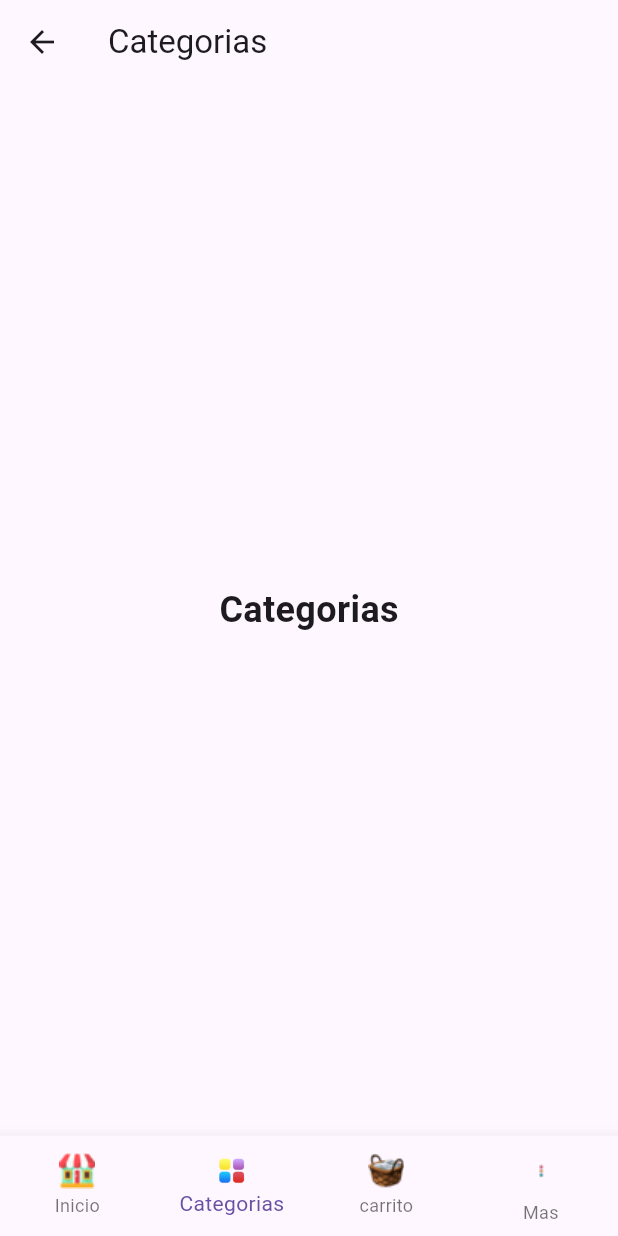
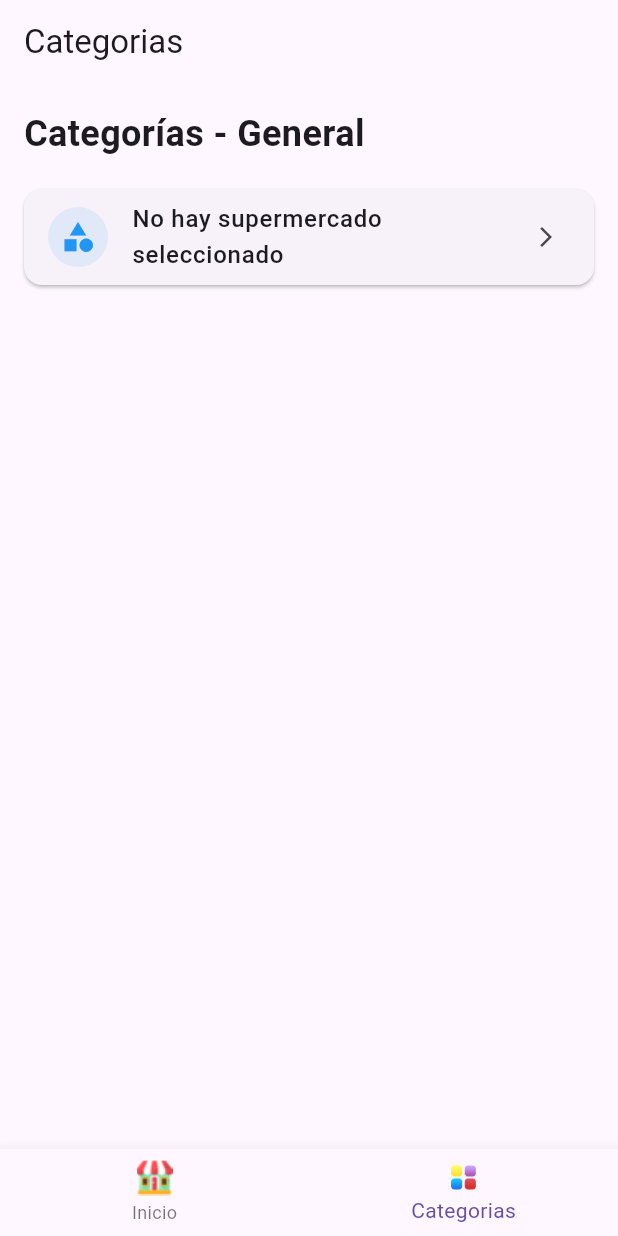
Before and after one commit to LukkyDuck1/app, a Flutter app: the BottomNavScreen screen opened directly, item 2 of the bottom bar chosen, on a phone screen of 412 x 824 dp. Run offline on Flutter 3.47's test engine with Material 3 defaults, Android fonts, the phone set to English and light mode, and no system bars.

Commit message:
cambios en logica general

```diff
--- a/lib/screens/bottom_nav_screen.dart
+++ b/lib/screens/bottom_nav_screen.dart
@@ -1,7 +1,10 @@
 import 'package:app/screens/tab_carrito.dart';
 import 'package:app/screens/tab_categorias.dart';
-import 'package:app/screens/tab_home.dart';
+import 'package:app/screens/tab_inicio.dart';
 import 'package:app/screens/tab_mas.dart';
+import 'package:app/screens/lider_view.dart';
+import 'package:app/screens/santaisabel_view.dart';
+import 'package:app/screens/unimarc_view.dart';
 import 'package:flutter/material.dart';
 
 class BottomNavScreen extends StatefulWidget {
@@ -13,82 +16,91 @@ class BottomNavScreen extends StatefulWidget {
 
 class _BottomNavScreenState extends State<BottomNavScreen> {
   int _currentIndex = 0;
-  List<Map<String, dynamic>> _tabs = [
-    {
-      'pagina': const TabHome(
-        nombre: 'Lider',
-        colorPrincipal: Colors.blue,
-        categorias: ['Todos', 'Lácteos', 'Snacks', 'Bebidas'],
-        productos: {
-          'Lácteos': [
-            {'nombre': 'Leche Entera', 'precio': 1200, 'imagen': 'assets/images/lecheentera.png'},
-          ],
-          'Snacks': [
-            {'nombre': 'Papas Fritas', 'precio': 800, 'imagen': 'assets/images/papasfritas.png'},
-            {'nombre': 'Nutella', 'precio': 2500, 'imagen': 'assets/images/nutella.png'},
-          ],
-          'Bebidas': [
-            {'nombre': 'Coca Cola 591ml', 'precio': 1500, 'imagen': 'assets/images/cocacola.png'},
-          ],
-        },
-      ),
-      'title': 'Inicio',
-      'icon': 'assets/icons/Icon_casa.png'
-    },
-    {'pagina': const TabCategorias(), 'title': 'Categorias', 'icon': 'assets/icons/icon_2.png'},
-    {'pagina': const TabCarrito(), 'title': 'carrito', 'icon': 'assets/icons/Icon_carrito.png'},
-    {'pagina': const TabMas(), 'title': 'Mas', 'icon': 'assets/icons/icon_mas.png'},
-  ];
+  String? _supermercadoActual;
+
+  @override
+  void initState() {
+    super.initState();
+  }
+
+  void _abrirSupermercado(String supermercado) {
+    setState(() {
+      _supermercadoActual = supermercado; // Cambiar automáticamente a la pestaña de Categorías
+    });
+  }
+
+  void _cerrarSupermercado() {
+    setState(() {
+      _supermercadoActual = null;
+      _currentIndex = 0; // Regresar a la pestaña de inicio
+    });
+  }
+
+  Widget _getSupermercadoView(List<Map<String, dynamic>> tabs) {
+    // Solo mostrar vistas de supermercado si estás en la pestaña de Inicio (index 0)
+    // y hay un supermercado seleccionado
+    if (_currentIndex == 0 && _supermercadoActual != null) {
+      switch (_supermercadoActual) {
+        case 'Lider':
+          return const LiderView();
+        case 'Santa Isabel':
+          return const SantaIsabelView();
+        case 'Unimarc':
+          return const UnimarcView();
+      }
+    }
+
+    // En cualquier otro caso, mostrar la pestaña normal
+    return tabs[_currentIndex]['pagina'];
+  }
 
   @override
   Widget build(BuildContext context) {
+    final List<Map<String, dynamic>> tabs = [
+      {
+        'pagina': Tabinicio(abrirSupermercado: _abrirSupermercado),
+        'title': 'Inicio',
+        'icon': 'assets/icons/Icon_casa.png',
+      },
+      {
+        'pagina': TabCategorias(supermercadoActual: _supermercadoActual),
+        'title': 'Categorias',
+        'icon': 'assets/icons/icon_2.png',
+      },
+      // Eliminadas las pestañas de Carrito y Mas
+    ];
+
     return Scaffold(
       appBar: AppBar(
-        title: Text(_tabs[_currentIndex]['title']),
+        title: Text(_supermercadoActual ?? tabs[_currentIndex]['title']),
+        leading: _supermercadoActual != null
+            ? IconButton(
+                icon: const Icon(Icons.arrow_back),
+                onPressed: _cerrarSupermercado,
+              )
+            : null,
       ),
-      body: _tabs[_currentIndex]['pagina'],
+      body: _getSupermercadoView(tabs),
       bottomNavigationBar: BottomNavigationBar(
         type: BottomNavigationBarType.fixed,
         currentIndex: _currentIndex,
         onTap: (index) {
           setState(() {
             _currentIndex = index;
+            // Ya no necesitas verificar índices 2 y 3 (Carrito y Mas)
+            // Solo mantener el supermercado para Inicio (0) y Categorías (1)
           });
         },
-        items: [
-          BottomNavigationBarItem(
+        items: tabs.map((tab) {
+          return BottomNavigationBarItem(
             icon: Image.asset(
-              _tabs[0]['icon'],
+              tab['icon'],
               width: 24,
               height: 24,
             ),
-            label: _tabs[0]['title']
-          ),
-          BottomNavigationBarItem(
-            icon: Image.asset(
-              _tabs[1]['icon'],
-              width: 24,
-              height: 24,
-            ),
-            label: _tabs[1]['title']
-          ),
-          BottomNavigationBarItem(
-            icon: Image.asset(
-              _tabs[2]['icon'],
-              width: 24,
-              height: 24,
-            ),
-            label: _tabs[2]['title']
-          ),
-          BottomNavigationBarItem(
-            icon: Image.asset(
-              _tabs[3]['icon'],
-              width: 33,
-              height: 33,
-            ),
-            label: _tabs[3]['title']
-          )
-        ],
+            label: tab['title'],
+          );
+        }).toList(),
       ),
     );
   }
--- a/lib/screens/tab_categorias.dart
+++ b/lib/screens/tab_categorias.dart
@@ -1,14 +1,82 @@
 import 'package:flutter/material.dart';
 
 class TabCategorias extends StatelessWidget {
-  const TabCategorias({super.key});
+  final String? supermercadoActual;
+
+  const TabCategorias({required this.supermercadoActual, super.key});
 
   @override
   Widget build(BuildContext context) {
-    return Center(
-      child: Text(
-        'Categorias',
-        style: TextStyle(fontSize: 24, fontWeight: FontWeight.bold),
+    // Define las categorías según el supermercado
+    final Map<String, List<String>> categoriasPorSupermercado = {
+      'Lider': ['Lácteos', 'Snacks', 'Bebidas', 'Abarrotes'],
+      'Santa Isabel': ['Lácteos', 'Panadería', 'Bebestibles', 'Carnes', 'Abarrotes', 'Dulces'],
+      'Unimarc': ['Lácteos', 'Snacks', 'Bebidas', 'Carnes', 'Abarrotes'],
+    };
+
+    // Define los iconos para cada categoría
+    final Map<String, IconData> iconosPorCategoria = {
+      'Lácteos': Icons.local_drink,
+      'Snacks': Icons.fastfood,
+      'Bebidas': Icons.local_bar,
+      'Abarrotes': Icons.shopping_basket,
+      'Panadería': Icons.bakery_dining,
+      'Bebestibles': Icons.wine_bar,
+      'Carnes': Icons.restaurant,
+      'Dulces': Icons.cake,
+    };
+
+    // Obtén las categorías del supermercado actual
+    final categorias = categoriasPorSupermercado[supermercadoActual] ?? ['No hay supermercado seleccionado'];
+
+    return Padding(
+      padding: const EdgeInsets.all(16.0),
+      child: Column(
+        crossAxisAlignment: CrossAxisAlignment.start,
+        children: [
+          Text(
+            'Categorías - ${supermercadoActual ?? "General"}',
+            style: const TextStyle(
+              fontSize: 24,
+              fontWeight: FontWeight.bold,
+            ),
+          ),
+          const SizedBox(height: 16),
+          Expanded(
+            child: ListView.builder(
+              itemCount: categorias.length,
+              itemBuilder: (context, index) {
+                final categoria = categorias[index];
+                final icono = iconosPorCategoria[categoria] ?? Icons.category;
+
+                return Card(
+                  margin: const EdgeInsets.symmetric(vertical: 4.0),
+                  child: ListTile(
+                    title: Text(
+                      categoria,
+                      style: const TextStyle(
+                        fontSize: 16,
+                        fontWeight: FontWeight.w500,
+                      ),
+                    ),
+                    leading: CircleAvatar(
+                      backgroundColor: Colors.blue.withOpacity(0.1),
+                      child: Icon(
+                        icono,
+                        color: Colors.blue,
+                      ),
+                    ),
+                    trailing: const Icon(Icons.arrow_forward_ios, size: 16),
+                    onTap: () {
+                      // Aquí puedes agregar la lógica para navegar a los productos de la categoría seleccionada
+                      print('Seleccionaste la categoría: $categoria');
+                    },
+                  ),
+                );
+              },
+            ),
+          ),
+        ],
       ),
     );
   }
```
Also changed, not shown: lib/main.dart (+2 -7 lines), lib/screens/lider_view.dart (added, +27 -0 lines), lib/screens/tab_inicio.dart (+7 -51 lines).
